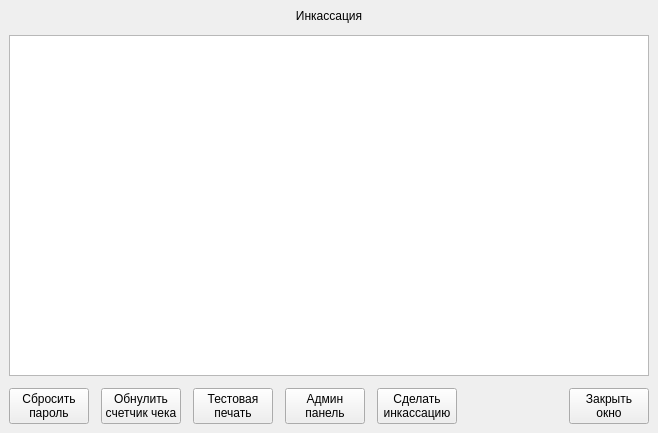
Ilkhom-S/e-kiosk, file apps/EKiosk/src/ui/incasaciyaform.ui: the form before one commit.
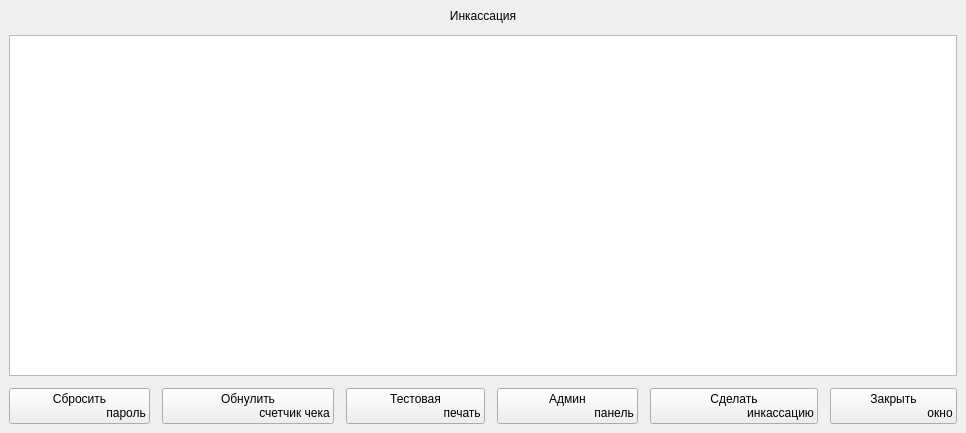
The form after the commit. Icons and pictures are not drawn.

Patch:
```diff
--- a/apps/EKiosk/src/ui/incasaciyaform.ui
+++ b/apps/EKiosk/src/ui/incasaciyaform.ui
@@ -50,7 +50,7 @@
             </property>
             <property name="text">
              <string>Сбросить
-пароль</string>
+                            пароль</string>
             </property>
             <property name="iconSize">
              <size>
@@ -76,7 +76,7 @@
             </property>
             <property name="text">
              <string>Обнулить
-счетчик чека</string>
+                            счетчик чека</string>
             </property>
             <property name="iconSize">
              <size>
@@ -99,7 +99,7 @@
            <widget class="QPushButton" name="btnPrinterTest">
             <property name="text">
              <string>Тестовая
-печать</string>
+                            печать</string>
             </property>
             <property name="iconSize">
              <size>
@@ -116,7 +116,7 @@
             </property>
             <property name="text">
              <string>Админ
-панель</string>
+                            панель</string>
             </property>
             <property name="icon">
              <iconset resource="../../ekiosk.qrc">
@@ -137,7 +137,7 @@
             </property>
             <property name="text">
              <string>Сделать
-инкассацию</string>
+                            инкассацию</string>
             </property>
             <property name="icon">
              <iconset resource="../../ekiosk.qrc">
@@ -168,7 +168,7 @@
            <widget class="QPushButton" name="btnCloseIncasaciya">
             <property name="text">
              <string>Закрыть
-окно</string>
+                            окно</string>
             </property>
             <property name="icon">
              <iconset resource="../../ekiosk.qrc">
```
Left out of the diff: 18 changed lines with no effect on the pictures. Lines whose indentation alone changed are shown as unchanged.
